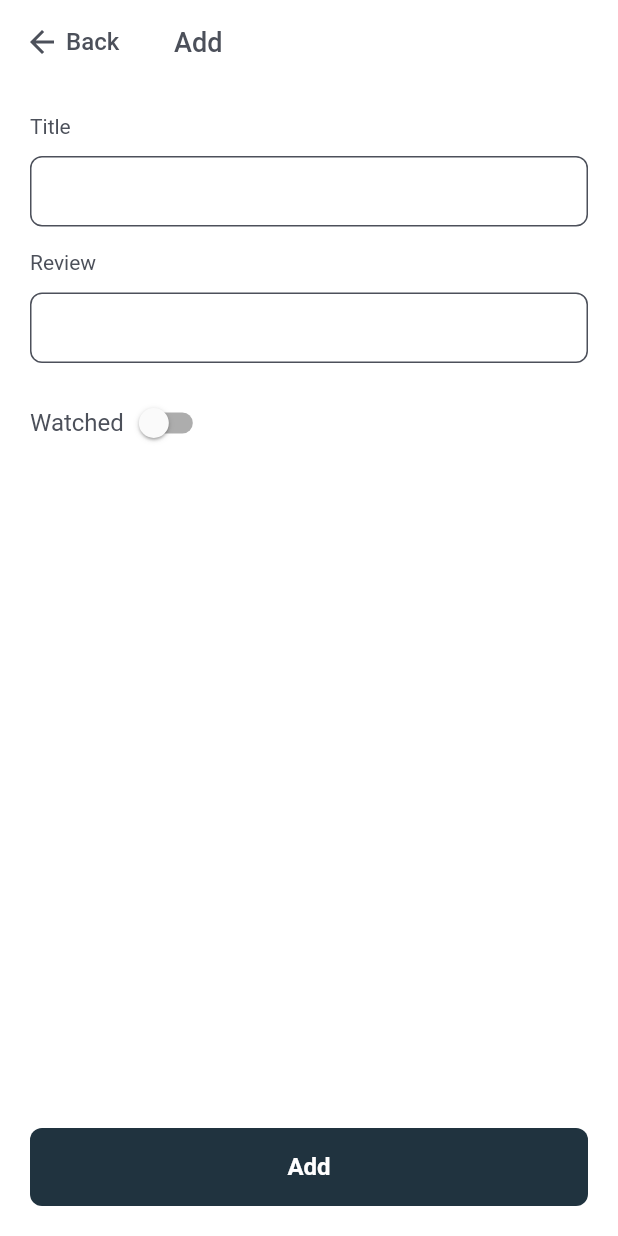
After one commit to teyg2525/movie_checker, a Flutter app: the AddMovieScreen screen opened by its route, on a phone screen of 412 x 824 dp. The commit adds this screen. Run offline on Flutter 3.47's test engine with Material 3 defaults, Android fonts, the phone set to English and light mode, and no system bars; our stand-ins replace auto_route, firebase_core, firebase_database, flutter_svg, get_it, injectable and 2 more; accounts and stored records are empty.

Commit message:
Finished database Implemented Add Movie

```diff
--- a/lib/components/custom_back_button.dart
+++ b/lib/components/custom_back_button.dart
@@ -20,6 +20,8 @@ class CustomBackButton extends StatelessWidget {
         children: [
           SvgPicture.asset(
             Assets.icons.back,
+            width: 24,
+            height: 24,
             colorFilter: ColorFilter.mode(
               scheme.mainTextColor,
               BlendMode.srcIn,
--- /dev/null
+++ b/lib/components/custom_button.dart
@@ -0,0 +1,71 @@
+import 'package:flutter/material.dart';
+import 'package:movie_checker/style/text_styles.dart';
+import 'package:movie_checker/style/theme.dart';
+
+class CustomButton extends StatelessWidget {
+  const CustomButton({
+    super.key,
+    this.color,
+    this.child,
+    this.onPressed,
+    this.enabled = true,
+    this.label = '',
+    this.textStyle,
+    this.padding = const EdgeInsets.symmetric(horizontal: 50, vertical: 5),
+    this.minimumSize = const Size.fromHeight(52),
+    this.isLoading = false,
+    this.showBorder = false,
+    this.loaderColor,
+    this.density,
+  });
+
+  final bool isLoading;
+  final VoidCallback? onPressed;
+  final Color? color;
+  final EdgeInsets padding;
+  final String label;
+  final bool enabled;
+  final TextStyle? textStyle;
+  final Widget? child;
+  final Color? loaderColor;
+  final Size minimumSize;
+  final bool showBorder;
+  final VisualDensity? density;
+
+  @override
+  Widget build(BuildContext context) {
+    final theme = Theme.of(context);
+    final scheme = CustomScheme.fromTheme(theme);
+    final textStyles = TextStyles.fromBrightness(theme.brightness);
+
+    return ElevatedButton(
+      style: ElevatedButton.styleFrom(
+        minimumSize: minimumSize,
+        backgroundColor: color ?? scheme.ctaDefaultColor,
+        foregroundColor: textStyle?.color ?? scheme.onCtaColor,
+        disabledBackgroundColor: Colors.transparent,
+        disabledForegroundColor: scheme.lineColor,
+        textStyle: textStyle ?? textStyles.roboto16BoldOnCta,
+        padding: padding,
+        visualDensity: density,
+        elevation: 0,
+        shape: RoundedRectangleBorder(
+          side: showBorder
+              ? BorderSide(color: textStyle?.color ?? scheme.onCtaColor)
+              : BorderSide.none,
+          borderRadius: const BorderRadius.all(Radius.circular(8)),
+        ),
+        splashFactory: NoSplash.splashFactory,
+      ),
+      onPressed: !enabled || isLoading ? null : onPressed,
+      child: isLoading ? _loadingChild() : _defaultChild(),
+    );
+  }
+
+  Widget _defaultChild() => child ?? Text(label);
+  Widget _loadingChild() => SizedBox(
+    height: minimumSize.height - padding.vertical,
+    width: minimumSize.height - padding.vertical,
+    child: CircularProgressIndicator(color: loaderColor),
+  );
+}
--- /dev/null
+++ b/lib/components/custom_text_field.dart
@@ -0,0 +1,253 @@
+import 'package:flutter/material.dart';
+import 'package:flutter/services.dart';
+import 'package:movie_checker/extensions/context_extension.dart';
+import 'package:movie_checker/style/colors.dart';
+
+class CustomTextField extends StatelessWidget {
+  const CustomTextField({
+    super.key,
+    this.title = '',
+    this.focusNode,
+    this.onTap,
+    this.label,
+    this.onSubmitted,
+    this.onChanged,
+    this.controller,
+    this.enabled = true,
+    this.placeholder,
+    this.keyboardType,
+    this.suffixIcon,
+    this.obscureText = false,
+    this.readOnly = false,
+    this.max = 999999,
+    this.filled = false,
+    this.prefixIcon,
+    this.errorMaxLines = 1,
+    this.maxLines = 1,
+    this.expands = false,
+    this.focusedColor,
+    this.errorText,
+    this.valid = true,
+    this.inputFormatters,
+    this.textInputAction = TextInputAction.done,
+    this.borderRadius = 8,
+  });
+
+  final String title;
+  final FocusNode? focusNode;
+  final TextEditingController? controller;
+
+  final String? placeholder;
+  final String? errorText;
+  final String? label;
+  final bool filled;
+  final int errorMaxLines;
+  final int? maxLines;
+  final bool expands;
+  final Widget? prefixIcon;
+  final void Function(String)? onSubmitted;
+  final void Function(String)? onChanged;
+  final bool enabled;
+  final bool valid;
+  final bool readOnly;
+  final bool obscureText;
+  final TextInputType? keyboardType;
+  final Widget? suffixIcon;
+  final VoidCallback? onTap;
+  final Color? focusedColor;
+  final int max;
+  final List<TextInputFormatter>? inputFormatters;
+  final TextInputAction? textInputAction;
+  final double borderRadius;
+
+  @override
+  Widget build(BuildContext context) {
+    final textStyles = context.textStyles;
+
+    return title.isEmpty
+        ? _CustomField(
+            focusNode: focusNode,
+            controller: controller,
+            textInputAction: textInputAction,
+            onSubmitted: onSubmitted,
+            inputFormatters: inputFormatters,
+            maxLines: maxLines,
+            expands: expands,
+            onChanged: onChanged,
+            valid: valid,
+            errorText: errorText,
+            errorMaxLines: errorMaxLines,
+            suffixIcon: suffixIcon,
+            prefixIcon: prefixIcon,
+            filled: filled,
+            borderRadius: borderRadius,
+            placeholder: placeholder,
+            label: label,
+            obscureText: obscureText,
+            keyboardType: keyboardType,
+            enabled: enabled,
+            max: max,
+            readOnly: readOnly,
+            onTap: onTap,
+          )
+        : Column(
+            children: [
+              Align(
+                alignment: Alignment.centerLeft,
+                child: Padding(
+                  padding: const EdgeInsets.only(bottom: 12),
+                  child: Text(title, style: textStyles.roboto14RegularMain),
+                ),
+              ),
+              _CustomField(
+                focusNode: focusNode,
+                controller: controller,
+                textInputAction: textInputAction,
+                onSubmitted: onSubmitted,
+                inputFormatters: inputFormatters,
+                maxLines: maxLines,
+                expands: expands,
+                onChanged: onChanged,
+                valid: valid,
+                errorText: errorText,
+                errorMaxLines: errorMaxLines,
+                suffixIcon: suffixIcon,
+                prefixIcon: prefixIcon,
+                filled: filled,
+                borderRadius: borderRadius,
+                placeholder: placeholder,
+                label: label,
+                obscureText: obscureText,
+                keyboardType: keyboardType,
+                enabled: enabled,
+                max: max,
+                readOnly: readOnly,
+                onTap: onTap,
+              ),
+            ],
+          );
+  }
+}
+
+class _CustomField extends StatelessWidget {
+  const _CustomField({
+    required this.focusNode,
+    required this.controller,
+    required this.textInputAction,
+    required this.onSubmitted,
+    required this.inputFormatters,
+    required this.maxLines,
+    required this.expands,
+    required this.onChanged,
+    required this.valid,
+    required this.errorText,
+    required this.errorMaxLines,
+    required this.suffixIcon,
+    required this.prefixIcon,
+    required this.filled,
+    required this.borderRadius,
+    required this.placeholder,
+    required this.label,
+    required this.obscureText,
+    required this.keyboardType,
+    required this.enabled,
+    required this.max,
+    required this.readOnly,
+    required this.onTap,
+  });
+
+  final FocusNode? focusNode;
+  final TextEditingController? controller;
+  final TextInputAction? textInputAction;
+  final void Function(String p1)? onSubmitted;
+  final List<TextInputFormatter>? inputFormatters;
+  final int? maxLines;
+  final bool expands;
+  final void Function(String p1)? onChanged;
+  final bool valid;
+  final String? errorText;
+  final int errorMaxLines;
+  final Widget? suffixIcon;
+  final Widget? prefixIcon;
+  final bool filled;
+  final double borderRadius;
+  final String? placeholder;
+  final String? label;
+  final bool obscureText;
+  final TextInputType? keyboardType;
+  final bool enabled;
+  final int max;
+  final bool readOnly;
+  final VoidCallback? onTap;
+
+  @override
+  Widget build(BuildContext context) {
+    final textStyles = context.textStyles;
+
+    return TextField(
+      focusNode: focusNode,
+      controller: controller,
+      textInputAction: maxLines == null
+          ? TextInputAction.newline
+          : textInputAction,
+      textAlignVertical: TextAlignVertical.top,
+      onSubmitted: onSubmitted,
+      inputFormatters: inputFormatters,
+      maxLines: maxLines,
+      expands: expands,
+      onChanged: onChanged,
+      decoration: InputDecoration(
+        errorText: valid ? null : errorText,
+        errorMaxLines: errorMaxLines,
+        counterStyle: textStyles.roboto14RegularMain,
+        counterText: '12/128',
+        suffixIcon: suffixIcon == null
+            ? null
+            : Padding(
+                padding: const EdgeInsets.only(right: 8),
+                child: suffixIcon,
+              ),
+        prefixIcon: prefixIcon,
+        filled: filled,
+        errorBorder: OutlineInputBorder(
+          borderSide: const BorderSide(color: AppColors.errorColor),
+          borderRadius: BorderRadius.all(Radius.circular(borderRadius)),
+        ),
+        focusedErrorBorder: OutlineInputBorder(
+          borderSide: const BorderSide(color: AppColors.errorColor),
+          borderRadius: BorderRadius.all(Radius.circular(borderRadius)),
+        ),
+        enabledBorder: OutlineInputBorder(
+          borderSide: BorderSide(color: textStyles.mainTextColor),
+          borderRadius: BorderRadius.all(Radius.circular(borderRadius)),
+        ),
+        focusedBorder: OutlineInputBorder(
+          borderSide: BorderSide(color: textStyles.ctaPressedColor),
+          borderRadius: BorderRadius.all(Radius.circular(borderRadius)),
+        ),
+        disabledBorder: OutlineInputBorder(
+          borderSide: BorderSide(color: textStyles.ctaDisabledColor),
+          borderRadius: BorderRadius.all(Radius.circular(borderRadius)),
+        ),
+        counter: const SizedBox.shrink(),
+        hintText: placeholder,
+        hintMaxLines: maxLines ?? 2,
+        labelText: label,
+        isDense: true,
+        hintStyle: textStyles.roboto14RegularSecondary,
+        labelStyle: textStyles.roboto14RegularMain,
+        contentPadding: const EdgeInsets.symmetric(
+          vertical: 14,
+          horizontal: 20,
+        ),
+      ),
+      obscureText: obscureText,
+      keyboardType: keyboardType,
+      enabled: enabled,
+      maxLength: max,
+      readOnly: readOnly,
+      autocorrect: false,
+      onTap: onTap,
+    );
+  }
+}
--- /dev/null
+++ b/lib/components/scroll_layout_expander.dart
@@ -0,0 +1,32 @@
+import 'package:flutter/material.dart';
+
+class ScrollLayoutExpander extends StatelessWidget {
+  const ScrollLayoutExpander(
+      {required this.child,
+      this.controller,
+      this.padding,
+      this.physics =
+          const BouncingScrollPhysics(parent: AlwaysScrollableScrollPhysics()),
+      super.key});
+
+  final Widget child;
+  final ScrollController? controller;
+  final EdgeInsets? padding;
+  final ScrollPhysics? physics;
+
+  @override
+  Widget build(BuildContext context) => LayoutBuilder(
+        builder: (context, constraints) => SingleChildScrollView(
+          controller: controller ?? ScrollController(),
+          padding: padding,
+          physics: physics,
+          child: ConstrainedBox(
+            constraints: BoxConstraints(
+              minHeight: constraints.maxHeight - (padding?.vertical ?? 0),
+              minWidth: constraints.maxWidth,
+            ),
+            child: child,
+          ),
+        ),
+      );
+}
--- a/lib/providers/home/home_provider.dart
+++ b/lib/providers/home/home_provider.dart
@@ -1,3 +1,5 @@
+import 'dart:async';
+
 import 'package:flutter/material.dart';
 import 'package:injectable/injectable.dart';
 import 'package:movie_checker/models/movie_model.dart';
@@ -8,7 +10,12 @@ import 'package:result_dart/result_dart.dart';
 class HomeProvider extends ChangeNotifier {
   final FirebaseDatabaseService _databaseService;
 
+  StreamSubscription<List<MovieModel>>? _moviesUpdatedSubscription;
+
   HomeProvider(this._databaseService) {
+    _moviesUpdatedSubscription = _databaseService.moviesUpdatedStream.listen(
+      _onMoviesUpdated,
+    );
     _init();
   }
 
@@ -31,4 +38,9 @@ class HomeProvider extends ChangeNotifier {
           //TODO: implement error handling
         });
   }
+
+  _onMoviesUpdated(List<MovieModel> movies) {
+    this.movies = movies;
+    notifyListeners();
+  }
 }
--- a/lib/screens/add_movie/add_movie_screen.dart
+++ b/lib/screens/add_movie/add_movie_screen.dart
@@ -2,6 +2,9 @@ import 'package:auto_route/auto_route.dart';
 import 'package:flutter/material.dart';
 import 'package:get_it/get_it.dart';
 import 'package:movie_checker/components/custom_back_button.dart';
+import 'package:movie_checker/components/custom_button.dart';
+import 'package:movie_checker/components/custom_text_field.dart';
+import 'package:movie_checker/components/scroll_layout_expander.dart';
 import 'package:movie_checker/extensions/context_extension.dart';
 import 'package:movie_checker/providers/add_movie/add_movie_provider.dart';
 import 'package:provider/provider.dart';
@@ -15,6 +18,27 @@ class AddMovieScreen extends StatefulWidget {
 }
 
 class _AddMovieScreenState extends State<AddMovieScreen> {
+  late TextEditingController _titleController;
+  late TextEditingController _reviewController;
+
+  bool watched = false;
+
+  @override
+  void initState() {
+    _titleController = TextEditingController();
+    _reviewController = TextEditingController();
+
+    super.initState();
+  }
+
+  @override
+  void dispose() {
+    _titleController.dispose();
+    _reviewController.dispose();
+
+    super.dispose();
+  }
+
   @override
   Widget build(BuildContext context) {
     final localization = context.localization;
@@ -23,14 +47,15 @@ class _AddMovieScreenState extends State<AddMovieScreen> {
 
     return Scaffold(
       appBar: AppBar(
-        leading: CustomBackButton(onPressed: () => context.router.back()),
-        title: Text(
-          localization.settings,
-          style: textStyles.roboto18MediumMain,
+        leading: Padding(
+          padding: const EdgeInsets.only(left: 16),
+          child: CustomBackButton(onPressed: () => context.router.back()),
         ),
+        title: Text(localization.add, style: textStyles.roboto18MediumMain),
         centerTitle: false,
         backgroundColor: scheme.onCtaColor,
         elevation: 0,
+        leadingWidth: 100,
       ),
       body: ChangeNotifierProvider(
         create: (_) => GetIt.instance.get<AddMovieProvider>(),
@@ -40,11 +65,66 @@ class _AddMovieScreenState extends State<AddMovieScreen> {
           return SafeArea(
             child: Padding(
               padding: const EdgeInsets.all(20),
-              child: Column(children: []),
+              child: Column(
+                children: [
+                  Expanded(
+                    child: ScrollLayoutExpander(
+                      child: Column(
+                        children: [
+                          CustomTextField(
+                            title: localization.title,
+                            controller: _titleController,
+                          ),
+                          const SizedBox(height: 16),
+                          CustomTextField(
+                            title: localization.review,
+                            controller: _reviewController,
+                            maxLines: null,
+                          ),
+                          const SizedBox(height: 16),
+                          Row(
+                            children: [
+                              Text(
+                                localization.watched,
+                                style: textStyles.roboto16RegularMain,
+                              ),
+                              Switch(
+                                activeColor: textStyles.ctaDefaultColor,
+                                value: watched,
+                                onChanged: (value) =>
+                                    setState(() => watched = !watched),
+                              ),
+                            ],
+                          ),
+                        ],
+                      ),
+                    ),
+                  ),
+                  CustomButton(
+                    label: localization.add,
+                    isLoading: provider.addingInProgress,
+                    onPressed: () => _onAdd(provider),
+                  ),
+                ],
+              ),
             ),
           );
         },
       ),
     );
   }
+
+  _onAdd(AddMovieProvider provider) {
+    provider
+        .addMovie(_titleController.text, _reviewController.text, watched)
+        .then((result) {
+          result
+              .onSuccess((_) {
+                context.router.pop();
+              })
+              .onFailure((error) {
+                //TODO: handle error
+              });
+        });
+  }
 }
--- a/lib/screens/home/home_screen.dart
+++ b/lib/screens/home/home_screen.dart
@@ -3,6 +3,7 @@ import 'package:flutter/material.dart';
 import 'package:get_it/get_it.dart';
 import 'package:movie_checker/components/empty_state_widget.dart';
 import 'package:movie_checker/components/loading_widget.dart';
+import 'package:movie_checker/components/scroll_layout_expander.dart';
 import 'package:movie_checker/components/svg_image_button.dart';
 import 'package:movie_checker/components/watched_indicator.dart';
 import 'package:movie_checker/config/app_router.gr.dart';
@@ -46,11 +47,15 @@ class HomeScreen extends StatelessWidget {
 
           return SafeArea(
             child: provider.initialized
-                ? provider.movies.isEmpty
-                      ? EmptyStateWidget(localization.noMoviesMessage)
-                      : RefreshIndicator.adaptive(
-                          onRefresh: provider.refresh,
-                          child: ListView.separated(
+                ? RefreshIndicator.adaptive(
+                    onRefresh: provider.refresh,
+                    child: provider.movies.isEmpty
+                        ? ScrollLayoutExpander(
+                            child: EmptyStateWidget(
+                              localization.noMoviesMessage,
+                            ),
+                          )
+                        : ListView.separated(
                             itemCount: movies.length,
                             padding: const EdgeInsets.all(16),
                             itemBuilder: (context, index) {
@@ -77,7 +82,7 @@ class HomeScreen extends StatelessWidget {
                               parent: AlwaysScrollableScrollPhysics(),
                             ),
                           ),
-                        )
+                  )
                 : LoadingWidget(),
           );
         },
--- a/lib/screens/movie/movie_screen.dart
+++ b/lib/screens/movie/movie_screen.dart
@@ -32,6 +32,8 @@ class MovieScreen extends StatelessWidget {
         centerTitle: false,
         backgroundColor: scheme.onCtaColor,
         elevation: 0,
+        leadingWidth: 100,
+        actionsPadding: EdgeInsets.all(16),
       ),
       body: SafeArea(
         child: SingleChildScrollView(
--- a/lib/screens/settings/settings_screen.dart
+++ b/lib/screens/settings/settings_screen.dart
@@ -16,9 +16,12 @@ class SettingsScreen extends StatelessWidget {
 
     return Scaffold(
       appBar: AppBar(
-        leading: SvgImageButton(
-          onPressed: () => context.router.back(),
-          asset: Assets.icons.close,
+        leading: Padding(
+          padding: const EdgeInsets.only(left: 16),
+          child: SvgImageButton(
+            onPressed: () => context.router.back(),
+            asset: Assets.icons.close,
+          ),
         ),
         title: Text(
           localization.settings,
--- a/lib/services/firebase/firebase_database_service.dart
+++ b/lib/services/firebase/firebase_database_service.dart
@@ -8,7 +8,7 @@ import 'package:movie_checker/models/movie_model.dart';
 import 'package:movie_checker/services/preferences/preferences_service.dart';
 import 'package:result_dart/result_dart.dart';
 
-@LazySingleton()
+@Singleton()
 class FirebaseDatabaseService {
   static const _appName = 'movie-checker';
   static const _moviesKey = 'movies';
@@ -27,19 +27,19 @@ class FirebaseDatabaseService {
   FirebaseDatabaseService(this._preferencesService)
     : _moviesUpdatedController = StreamController.broadcast(),
       _appInitializationCompleter = Completer() {
-    Firebase.initializeApp(
-      name: _appName,
-    ).then((app) => _appInitializationCompleter.complete(app));
+    Firebase.initializeApp().then((app) {
+      _appInitializationCompleter.complete(app);
+    });
 
-    // _database.then((db) {
-    //   _moviesUpdatedSubscription = db.ref(_moviesKey).onValue.listen((event) {
-    //     if (event.snapshot.exists && event.snapshot.value != null) {
-    //       final movies = _parseMoviesFromSnapshot(event.snapshot);
+    _database.then((db) {
+      _moviesUpdatedSubscription = db.ref(_moviesKey).onValue.listen((event) {
+        if (event.snapshot.exists && event.snapshot.value != null) {
+          final movies = _parseMoviesFromSnapshot(event.snapshot);
 
-    //       _moviesUpdatedController.add(movies);
-    //     }
-    //   });
-    // });
+          _moviesUpdatedController.add(movies);
+        }
+      });
+    });
   }
 
   Stream<List<MovieModel>> get moviesUpdatedStream =>
@@ -82,10 +82,11 @@ class FirebaseDatabaseService {
   }
 
   List<MovieModel> _parseMoviesFromSnapshot(DataSnapshot snapshot) {
-    final json = jsonDecode(snapshot.value as dynamic);
-    final movies = (json as List)
-        .map((json) => MovieModel.fromJson(json))
-        .toList();
+    final map = snapshot.value as Map;
+    final movies = map.values.map((body) {
+      final json = jsonDecode(body);
+      return MovieModel.fromJson(json);
+    }).toList();
 
     return movies;
   }
```
Also changed, not shown: lib/config/injection.config.dart, 7 other files.
